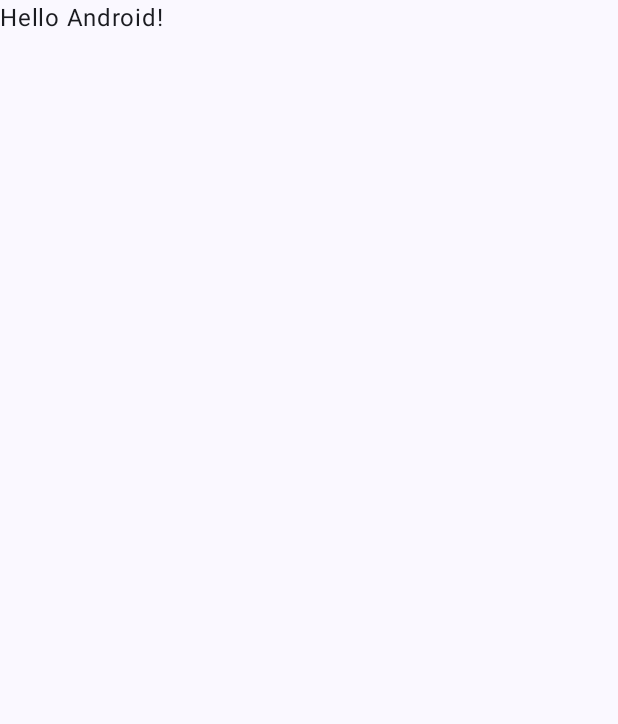
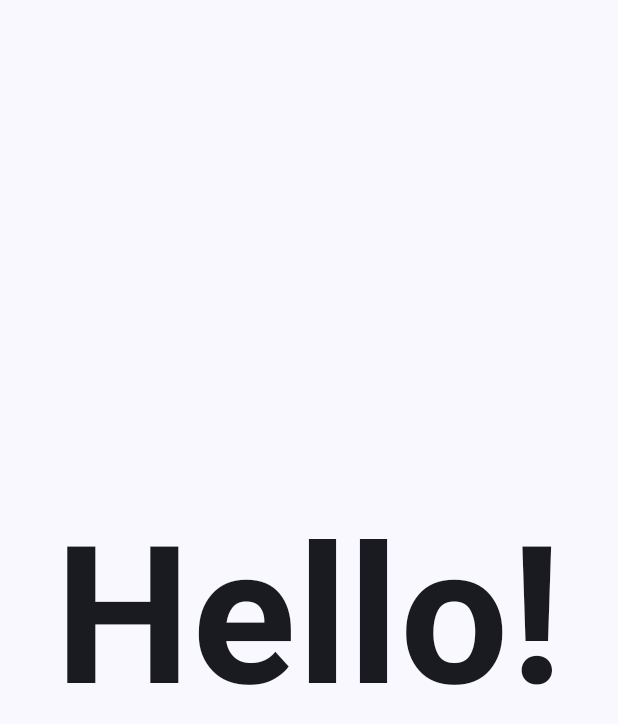
Before and after one commit to kevinjoramos/Android-App-Template, an Android app built with Jetpack Compose: the screen it shows after launch (MainActivity), on a phone screen of 412 x 824 dp. Before the commit the part shown is almost empty. Shown: the top 724 px of the screen. Run offline under Robolectric (Android 15) with nearby library versions, the phone set to English and light mode, and no system bars.

Commit message:
Added navigation
Also setup a default value for the splash screen composable

```diff
--- a/app/src/main/java/kevinjoramos/androidapptemplate/ui/MainActivity.kt
+++ b/app/src/main/java/kevinjoramos/androidapptemplate/ui/MainActivity.kt
@@ -10,6 +10,7 @@ import androidx.compose.material3.Text
 import androidx.compose.runtime.Composable
 import androidx.compose.ui.Modifier
 import androidx.compose.ui.tooling.preview.Preview
+import kevinjoramos.androidapptemplate.ui.navigation.TemplateNavigation
 import kevinjoramos.androidapptemplate.ui.theme.AndroidAppTemplateTheme
 
 class MainActivity : ComponentActivity() {
@@ -22,7 +23,8 @@ class MainActivity : ComponentActivity() {
                     modifier = Modifier.fillMaxSize(),
                     color = MaterialTheme.colorScheme.background
                 ) {
-                    Greeting("Android")
+                    //Greeting("Android")
+                    TemplateNavigation()
                 }
             }
         }
--- /dev/null
+++ b/app/src/main/java/kevinjoramos/androidapptemplate/ui/navigation/AppDestination.kt
@@ -0,0 +1,7 @@
+package kevinjoramos.androidapptemplate.ui.navigation
+
+sealed class AppDestination(val route: String) {
+    object SplashScreen : AppDestination("splash-screen")
+    object PrimaryScreen : AppDestination("primary-screen")
+    // ...add routes to other screens here.
+}
--- /dev/null
+++ b/app/src/main/java/kevinjoramos/androidapptemplate/ui/navigation/TemplateNavigation.kt
@@ -0,0 +1,20 @@
+package kevinjoramos.androidapptemplate.ui.navigation
+
+import androidx.compose.runtime.Composable
+import androidx.navigation.compose.NavHost
+import androidx.navigation.compose.composable
+import androidx.navigation.compose.rememberNavController
+import kevinjoramos.androidapptemplate.ui.screens.PrimaryScreen
+import kevinjoramos.androidapptemplate.ui.screens.SplashScreen
+
+@Composable
+fun TemplateNavigation() {
+    val navController = rememberNavController()
+    NavHost(
+        navController = navController,
+        startDestination = AppDestination.SplashScreen.route,
+    ) {
+        composable(AppDestination.SplashScreen.route) { SplashScreen() }
+        composable(AppDestination.PrimaryScreen.route) { PrimaryScreen() }
+    }
+}
--- /dev/null
+++ b/app/src/main/java/kevinjoramos/androidapptemplate/ui/screens/SplashScreen.kt
@@ -0,0 +1,22 @@
+package kevinjoramos.androidapptemplate.ui.screens
+
+import androidx.compose.foundation.layout.Box
+import androidx.compose.material3.Text
+import androidx.compose.runtime.Composable
+import androidx.compose.ui.Alignment
+import androidx.compose.ui.text.font.FontWeight
+import androidx.compose.ui.unit.dp
+import androidx.compose.ui.unit.sp
+
+@Composable
+fun SplashScreen() {
+    Box(
+        contentAlignment = Alignment.Center
+    ) {
+        Text(
+            text = "Hello!",
+            fontSize = 128.sp,
+            fontWeight = FontWeight.Bold
+        )
+    }
+}
```
Also changed, not shown: app/build.gradle (+6 -5 lines), app/src/main/java/kevinjoramos/androidapptemplate/ui/screens/PrimaryScreen.kt (added, +12 -0 lines).
